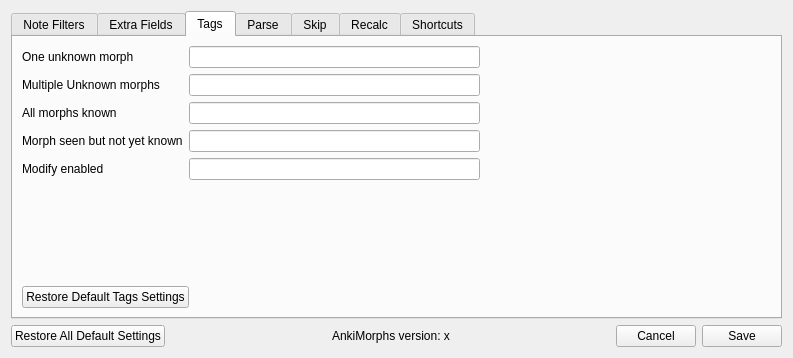
The window that ankimorphs/ui/settings_dialog.ui (mortii/anki-morphs) describes before a commit, drawn with Qt 5.
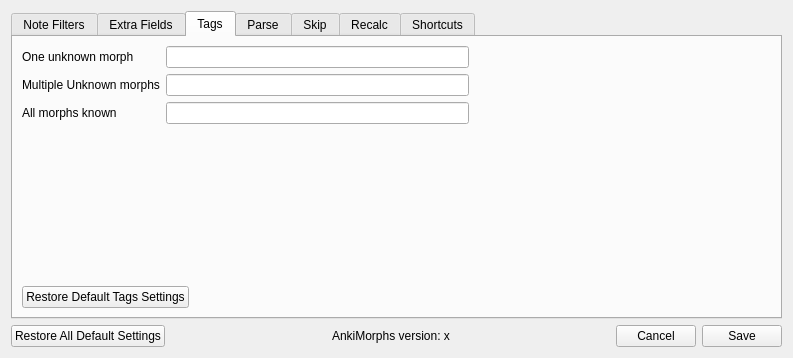
The same window after the commit. The open tabs and pages were chosen to show the change.

Commit message: misc settings changes and reordering of recalc.py

What changed in the file:
```diff
--- a/ankimorphs/ui/settings_dialog.ui
+++ b/ankimorphs/ui/settings_dialog.ui
@@ -167,20 +167,6 @@
                  </property>
                 </widget>
                </item>
-               <item>
-                <widget class="QLabel" name="label">
-                 <property name="text">
-                  <string>Morph seen but not yet known</string>
-                 </property>
-                </widget>
-               </item>
-               <item>
-                <widget class="QLabel" name="label_7">
-                 <property name="text">
-                  <string>Modify enabled</string>
-                 </property>
-                </widget>
-               </item>
               </layout>
              </item>
              <item>
@@ -194,12 +180,6 @@
                <item>
                 <widget class="QLineEdit" name="known_tag_input"/>
                </item>
-               <item>
-                <widget class="QLineEdit" name="learning_tag_input"/>
-               </item>
-               <item>
-                <widget class="QLineEdit" name="modify_tag_input"/>
-               </item>
               </layout>
              </item>
              <item>
```
Left out of the diff: 10 changed lines with no effect on the pictures. The commit also changes 9 other files.
